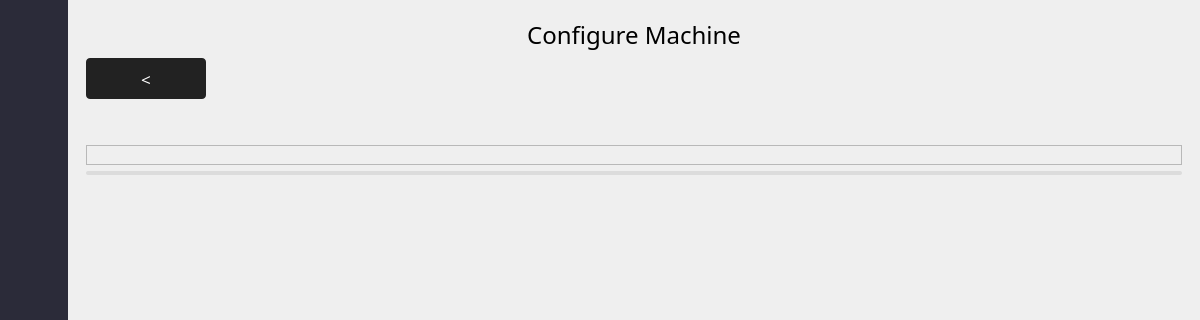
xTheSheep/gui_landwirtschaftliche_fahrzeuge, file ui_files/interface.ui: the form before one commit; both pictures show x 0 to 1200 and y 0 to 320 of the 1200 by 800 pixel window.
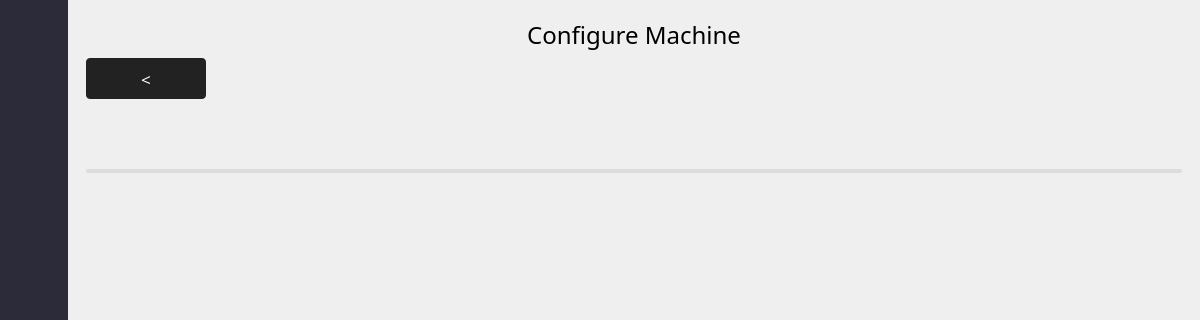
The form after the commit. The open tabs and pages were chosen to show the change. Icons and pictures are not drawn.

Diff of the .ui file:
```diff
--- a/ui_files/interface.ui
+++ b/ui_files/interface.ui
@@ -1300,7 +1300,7 @@
                   <string notr="true"/>
                  </property>
                  <property name="frameShape">
-                  <enum>QFrame::StyledPanel</enum>
+                  <enum>QFrame::NoFrame</enum>
                  </property>
                  <property name="frameShadow">
                   <enum>QFrame::Raised</enum>
@@ -1399,7 +1399,7 @@
                     <x>0</x>
                     <y>0</y>
                     <width>1096</width>
-                    <height>505</height>
+                    <height>514</height>
                    </rect>
                   </property>
                   <layout class="QVBoxLayout" name="configuration_layout">
```
Left out of the diff: 12 changed lines with no effect on the pictures.
